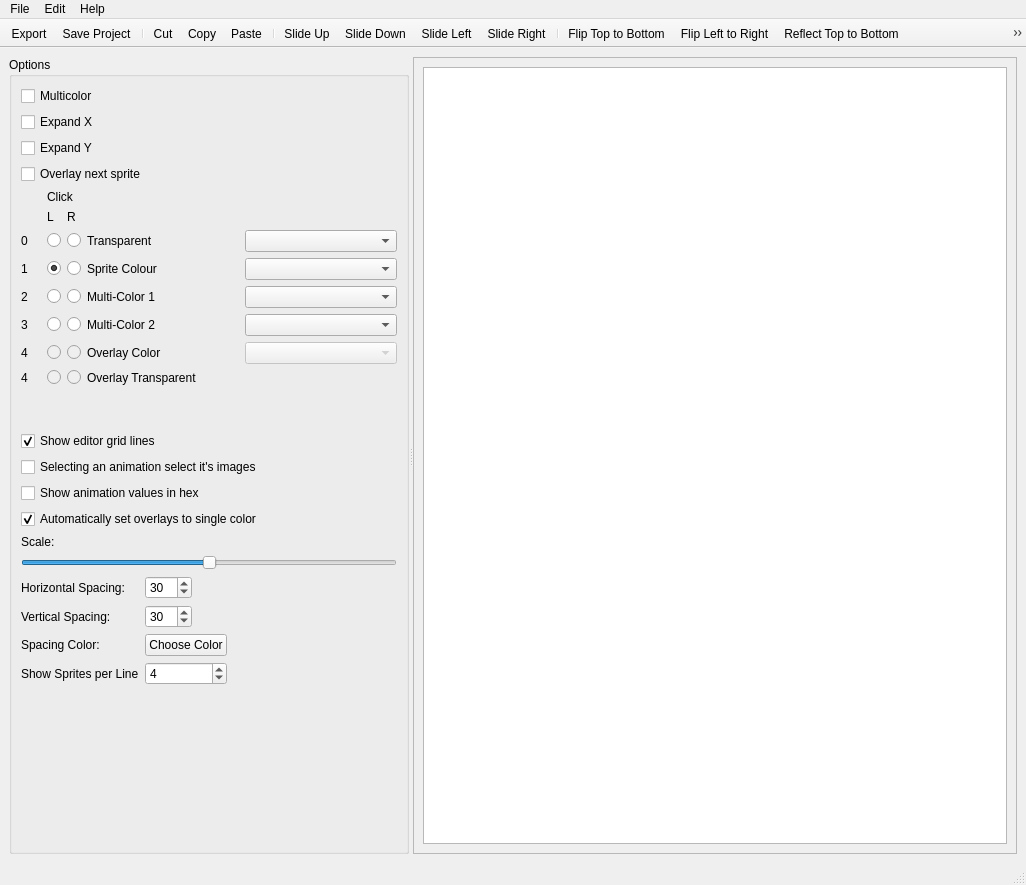
Before: the Qt Designer form mainwindow.ui in jowin202/OpenSprite, drawn with Qt 5.
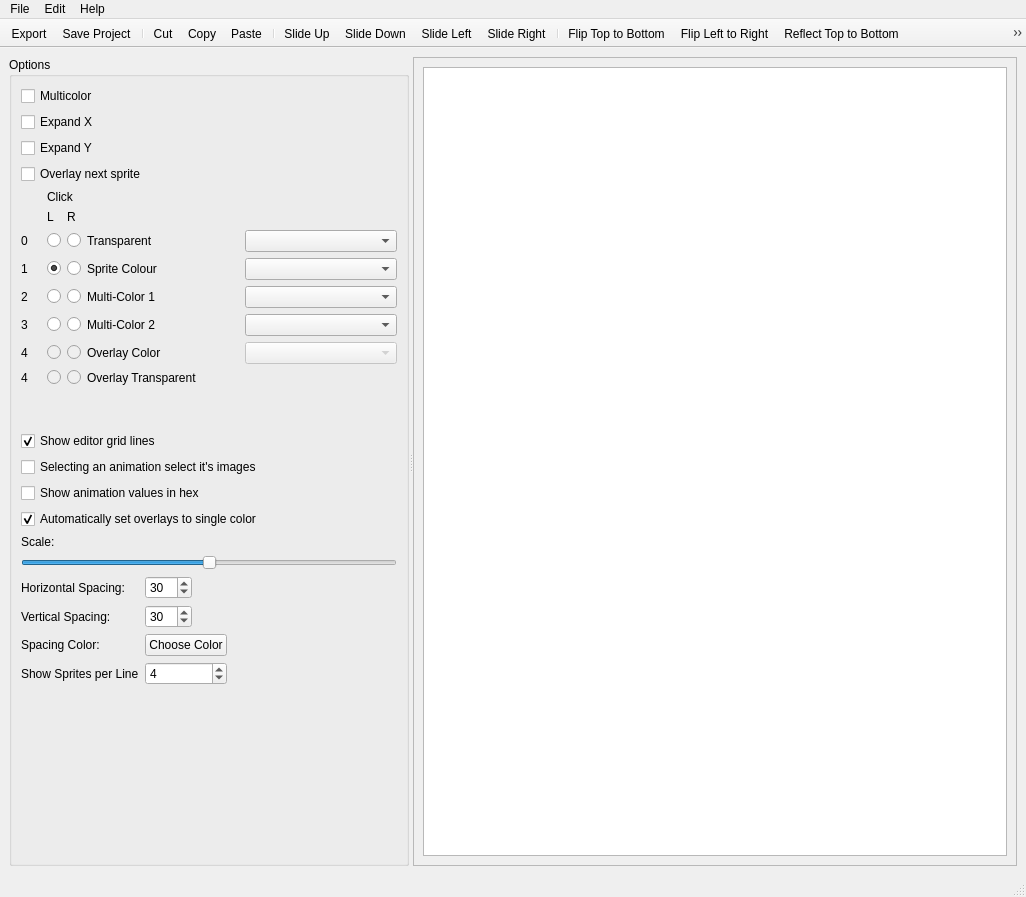
After: the same form once the commit is applied. Icons and pictures are not drawn. Custom widgets are drawn as their Qt base class.

```diff
--- a/mainwindow.ui
+++ b/mainwindow.ui
@@ -7,7 +7,7 @@
     <x>0</x>
     <y>0</y>
     <width>1026</width>
-    <height>885</height>
+    <height>897</height>
    </rect>
   </property>
   <property name="acceptDrops">
@@ -675,7 +675,7 @@
            <x>0</x>
            <y>0</y>
            <width>609</width>
-           <height>760</height>
+           <height>772</height>
           </rect>
          </property>
          <layout class="QGridLayout" name="gridLayout_2">
```
Left out of the diff: 2 changed lines with no effect on the pictures.
